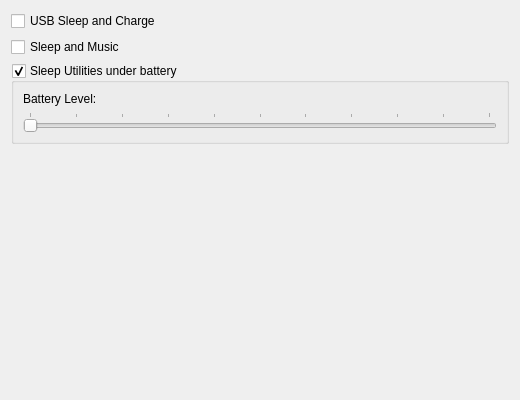
Qt form kcm/sleeputils.ui (jfmcarreira/ktoshiba) before a commit.
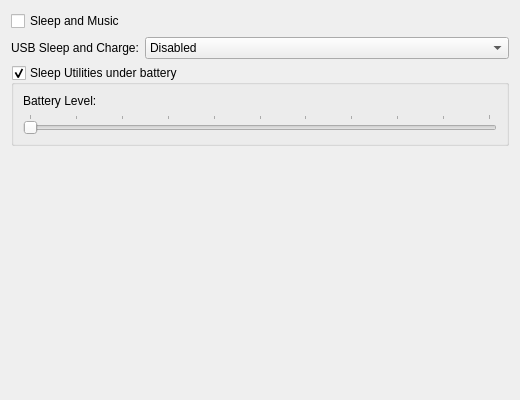
The same form after that commit.

The edit to the form file:
```diff
--- a/kcm/sleeputils.ui
+++ b/kcm/sleeputils.ui
@@ -16,19 +16,6 @@
   </property>
   <layout class="QFormLayout" name="formLayout">
    <item row="0" column="0" alignment="Qt::AlignLeft">
-    <widget class="QCheckBox" name="sleep_charge_checkbox">
-     <property name="toolTip">
-      <string>Toggles the USB Sleep and Charge feature.  The computer USB ports will remain powered when the computer is asleep or turned off.</string>
-     </property>
-     <property name="whatsThis">
-      <string>Toggles the USB Sleep and Charge feature.  The computer USB ports will remain powered when the computer is asleep or turned off.</string>
-     </property>
-     <property name="text">
-      <string>USB Sleep and Charge</string>
-     </property>
-    </widget>
-   </item>
-   <item row="1" column="0" alignment="Qt::AlignLeft">
     <widget class="QCheckBox" name="sleep_music_checkbox">
      <property name="toolTip">
       <string>Toggles the Sleep and Music feature.  The laptop speakers remain powered and the line-in jack is used to connect an external device to use the laptop speakers when the computer is asleep or turned off.</string>
@@ -41,6 +28,49 @@
      </property>
     </widget>
    </item>
+   <item row="1" column="0" alignment="Qt::AlignLeft">
+    <widget class="QLabel" name="sleep_charge_label">
+     <property name="text">
+      <string>USB Sleep and Charge:</string>
+     </property>
+    </widget>
+   </item>
+   <item row="1" column="1">
+    <widget class="QComboBox" name="sleep_charge_combobox">
+     <property name="sizePolicy">
+      <sizepolicy hsizetype="Preferred" vsizetype="Preferred">
+       <horstretch>0</horstretch>
+       <verstretch>0</verstretch>
+      </sizepolicy>
+     </property>
+     <item>
+      <property name="text">
+       <string>Disabled</string>
+      </property>
+     </item>
+     <item>
+      <property name="text">
+       <string>Alternate</string>
+      </property>
+     </item>
+     <item>
+      <property name="text">
+       <string>Typical</string>
+      </property>
+     </item>
+     <item>
+      <property name="text">
+       <string>Auto</string>
+      </property>
+     </item>
+     <property name="toolTip">
+      <string>Select the USB Sleep and Charge mode.  The computer USB ports will remain powered when the computer is asleep or turned off.</string>
+     </property>
+     <property name="whatsThis">
+      <string>Select the USB Sleep and Charge mode.  The computer USB ports will remain powered when the computer is asleep or turned off.</string>
+     </property>
+    </widget>
+   </item>
    <item row="2" column="0" colspan="2">
     <widget class="QGroupBox" name="groupBox">
      <property name="toolTip">
```
